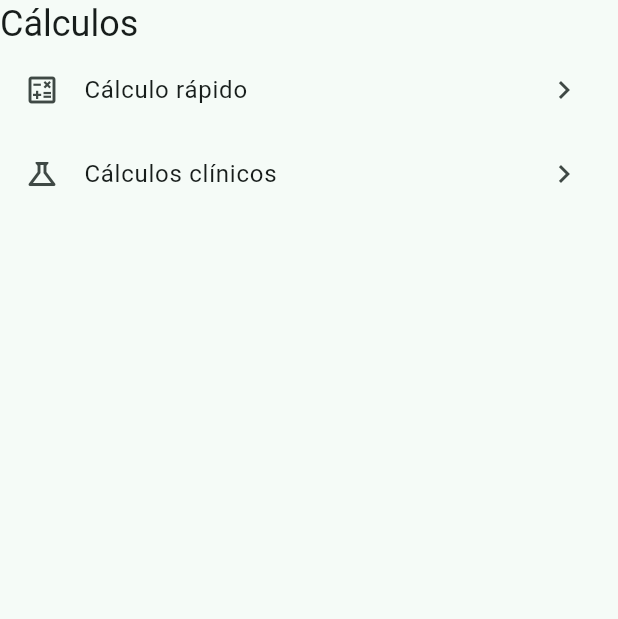
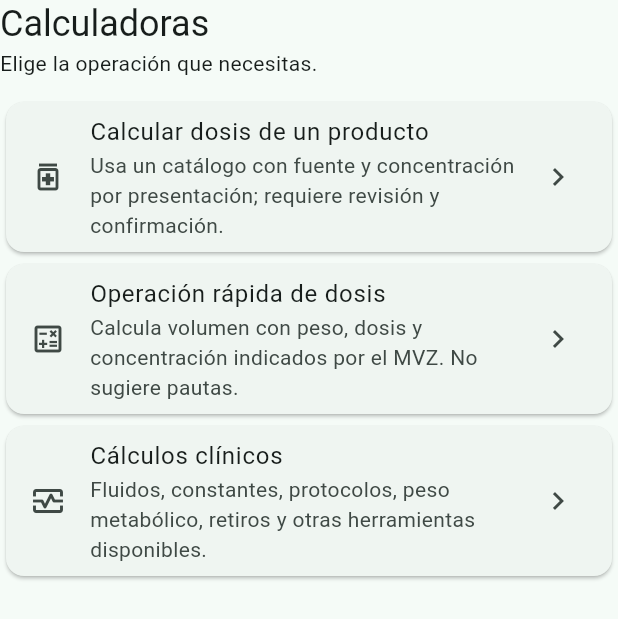
Before and after one commit to Alexcore123R/Vet-dosis-pruebas, a Flutter app: the CalculationMenu widget shown alone on an empty page, opened directly with empty values, on a phone screen of 412 x 824 dp. Shown: the top 619 px of the screen. Run offline on Flutter 3.47's test engine with Material 3 defaults, Android fonts, the phone set to English and light mode, and no system bars; our stand-ins replace file_picker, flutter_local_notifications, geolocator, image_picker, package_info_plus, pdf and 8 more; missing offline and left inert: cryptography, mobile_scanner; accounts and stored records are empty; project files that could hold a hidden picture were left out.

Commit message:
Organiza herramientas de cálculo por tarea

```diff
--- a/lib/core/widgets/workspace_panel.dart
+++ b/lib/core/widgets/workspace_panel.dart
@@ -38,7 +38,9 @@ class WorkspacePanel extends StatelessWidget {
 
 IconData sectionIcon(String page) => switch (page) {
   'Inicio' => Icons.dashboard_outlined,
-  'Cálculos' || 'Cálculo rápido' => Icons.calculate_outlined,
+  'Cálculos' ||
+  'Cálculo rápido' ||
+  'Cálculo rápido manual' => Icons.calculate_outlined,
   'Cálculos clínicos' => Icons.science_outlined,
   'Escanear producto' => Icons.qr_code_scanner,
   'Hospitalización' => Icons.local_hospital_outlined,
--- a/lib/modules/core/domain/navigation_access.dart
+++ b/lib/modules/core/domain/navigation_access.dart
@@ -16,6 +16,7 @@ bool navigationAllowed(
     'Planeación financiera' => role == ClinicRole.admin,
     'Cálculos' ||
     'Cálculo rápido' ||
+    'Cálculo rápido manual' ||
     'Cálculos clínicos' => [ClinicRole.admin, ClinicRole.mvz].contains(role),
     'Hospitalización' || 'Receta' when access == null => [
       ClinicRole.admin,
--- a/lib/modules/core/domain/section_catalog.dart
+++ b/lib/modules/core/domain/section_catalog.dart
@@ -16,6 +16,7 @@ const sectionGroups = [
   ]),
   SectionGroup('Medicamentos y herramientas', [
     'Cálculo rápido',
+    'Cálculo rápido manual',
     'Cálculos clínicos',
     'Inventario',
     'Escanear producto',
--- a/lib/modules/core/presentation/section_menu.dart
+++ b/lib/modules/core/presentation/section_menu.dart
@@ -102,18 +102,63 @@ class CalculationMenu extends StatelessWidget {
   final ClinicMembership? member;
   final ModuleAccess? access;
   @override
-  Widget build(BuildContext context) => Column(
-    crossAxisAlignment: CrossAxisAlignment.stretch,
-    children: [
-      Text('Cálculos', style: Theme.of(context).textTheme.headlineSmall),
-      for (final page in ['Cálculo rápido', 'Cálculos clínicos'])
-        if (navigationAllowed(page, member, access))
-          ListTile(
-            leading: Icon(sectionIcon(page)),
-            title: Text(page),
-            trailing: const Icon(Icons.chevron_right),
-            onTap: () => onNavigate(page),
+  Widget build(BuildContext context) {
+    final canDose = navigationAllowed('Cálculo rápido', member, access);
+    final canClinical = navigationAllowed('Cálculos clínicos', member, access);
+    return Column(
+      crossAxisAlignment: CrossAxisAlignment.stretch,
+      children: [
+        Text('Calculadoras', style: Theme.of(context).textTheme.headlineSmall),
+        const Text('Elige la operación que necesitas.'),
+        const SizedBox(height: 12),
+        if (canDose)
+          _CalculationChoice(
+            icon: Icons.medication_outlined,
+            title: 'Calcular dosis de un producto',
+            description:
+                'Usa un catálogo con fuente y concentración por presentación; requiere revisión y confirmación.',
+            onTap: () => onNavigate('Cálculo rápido'),
           ),
-    ],
+        if (canDose)
+          _CalculationChoice(
+            icon: Icons.calculate_outlined,
+            title: 'Operación rápida de dosis',
+            description:
+                'Calcula volumen con peso, dosis y concentración indicados por el MVZ. No sugiere pautas.',
+            onTap: () => onNavigate('Cálculo rápido manual'),
+          ),
+        if (canClinical)
+          _CalculationChoice(
+            icon: Icons.monitor_heart_outlined,
+            title: 'Cálculos clínicos',
+            description:
+                'Fluidos, constantes, protocolos, peso metabólico, retiros y otras herramientas disponibles.',
+            onTap: () => onNavigate('Cálculos clínicos'),
+          ),
+      ],
+    );
+  }
+}
+
+class _CalculationChoice extends StatelessWidget {
+  const _CalculationChoice({
+    required this.icon,
+    required this.title,
+    required this.description,
+    required this.onTap,
+  });
+  final IconData icon;
+  final String title, description;
+  final VoidCallback onTap;
+
+  @override
+  Widget build(BuildContext context) => Card(
+    child: ListTile(
+      leading: Icon(icon),
+      title: Text(title),
+      subtitle: Text(description),
+      trailing: const Icon(Icons.chevron_right),
+      onTap: onTap,
+    ),
   );
 }
```
Also changed, not shown: lib/core/app.dart (+15 -1 lines), lib/modules/doses/presentation/quick_dose_calculator.dart (added, +119 -0 lines), 2 other files.
